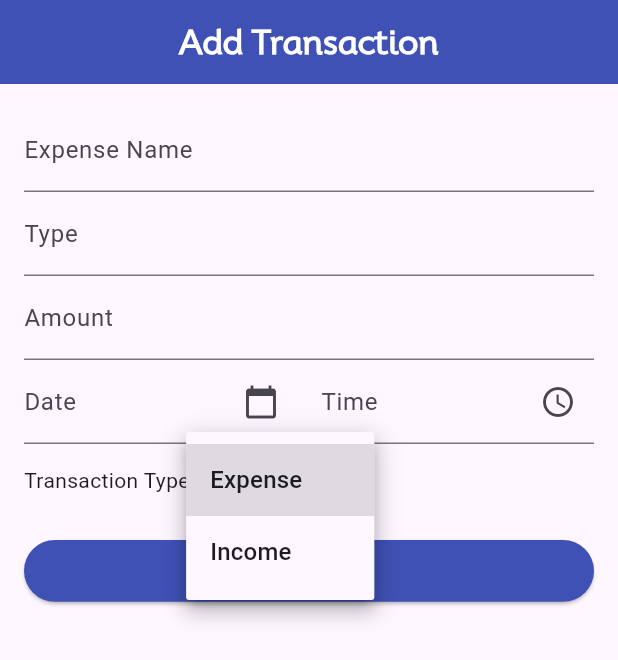
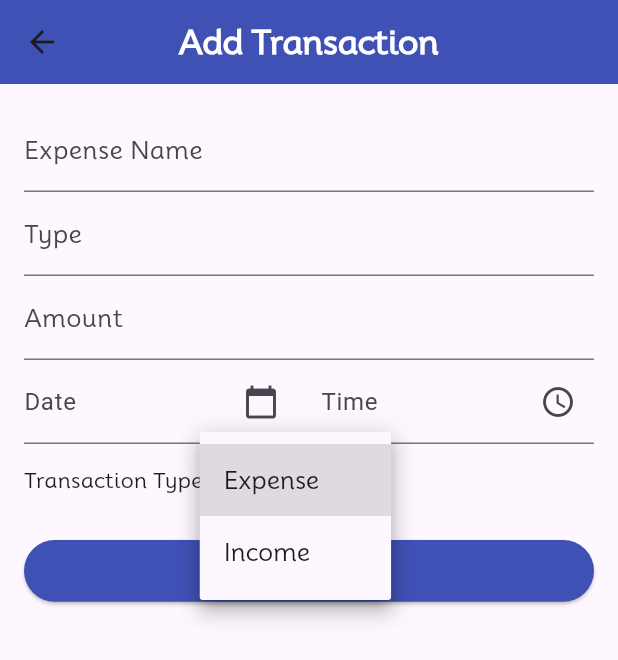
Before and after one commit to jeel-butani/HCD-Project, a Flutter app: the AddExpanse screen opened directly, after a tap on "Expense", on a phone screen of 412 x 824 dp. Shown: the top 660 px of the screen. Run offline on Flutter 3.47's test engine with Material 3 defaults, Android fonts, the phone set to English and light mode, and no system bars; our stand-ins replace cloud_firestore, firebase_auth, firebase_core, get; accounts and stored records are empty.

Commit message:
complete module1

```diff
--- a/family_management/lib/budget/add_expanse.dart
+++ b/family_management/lib/budget/add_expanse.dart
@@ -8,10 +8,12 @@ import 'package:get/get.dart';
 import '../firebase_api/add_transaction_api.dart';
 
 class AddExpanse extends StatefulWidget {
-  static String familyId = "TBmPjzN6DepMg6PJmnAT";
-  static String memberId = "vh7NdX3kI3jFG8rwl8fC";
-  const AddExpanse(
-      {super.key, required String familyId, required String memberId});
+  static String familyId = "";
+  static String memberId = "";
+  AddExpanse({super.key, required String familyId, required String memberId}) {
+    AddExpanse.familyId = familyId;
+    AddExpanse.memberId = memberId;
+  }
 
   @override
   State<AddExpanse> createState() => _AddExpanseState();
@@ -34,9 +36,10 @@ class _AddExpanseState extends State<AddExpanse> {
         title: Text(
           'Add Transaction',
           style: TextStyle(
-              fontFamily: 'MooliBold',
-              color: CompnentSize.boldTextColor,
-              fontWeight: FontWeight.w900),
+            fontFamily: 'Mooli',
+            color: CompnentSize.boldTextColor,
+            fontWeight: FontWeight.w900,
+          ),
         ),
         centerTitle: true,
       ),
@@ -52,6 +55,8 @@ class _AddExpanseState extends State<AddExpanse> {
                 decoration: InputDecoration(
                   labelText: 'Expense Name',
                   hintText: 'Food/ Shopping',
+                  labelStyle: TextStyle(fontFamily: 'Mooli'),
+                  hintStyle: TextStyle(fontFamily: 'Mooli'),
                 ),
                 validator: (value) {
                   if (value!.isEmpty) {
@@ -65,6 +70,8 @@ class _AddExpanseState extends State<AddExpanse> {
                 decoration: InputDecoration(
                   labelText: 'Type',
                   hintText: 'Cash/ Kotak/ HDFC/ GPay',
+                  labelStyle: TextStyle(fontFamily: 'Mooli'),
+                  hintStyle: TextStyle(fontFamily: 'Mooli'),
                 ),
                 validator: (value) {
                   if (value!.isEmpty) {
@@ -75,8 +82,12 @@ class _AddExpanseState extends State<AddExpanse> {
               ),
               TextFormField(
                 controller: _amountController,
-                decoration:
-                    InputDecoration(labelText: 'Amount', hintText: '10.0'),
+                decoration: InputDecoration(
+                  labelText: 'Amount',
+                  hintText: '10.0',
+                  labelStyle: TextStyle(fontFamily: 'Mooli'),
+                  hintStyle: TextStyle(fontFamily: 'Mooli'),
+                ),
                 keyboardType: TextInputType.number,
                 validator: (value) {
                   if (value!.isEmpty) {
@@ -100,8 +111,7 @@ class _AddExpanseState extends State<AddExpanse> {
                               context: context,
                               initialDate: DateTime.now(),
                               firstDate: DateTime(2000),
-                              lastDate: DateTime
-                                  .now(), // Only allow past and present dates
+                              lastDate: DateTime.now(),
                             );
                             if (pickedDate != null) {
                               setState(() {
@@ -155,7 +165,10 @@ class _AddExpanseState extends State<AddExpanse> {
               ),
               Row(
                 children: [
-                  Text('Transaction Type:'),
+                  Text(
+                    'Transaction Type:',
+                    style: TextStyle(fontFamily: 'Mooli'),
+                  ),
                   SizedBox(width: 10),
                   DropdownButton<bool>(
                     value: _isExpense,
@@ -167,22 +180,28 @@ class _AddExpanseState extends State<AddExpanse> {
                     items: [
                       DropdownMenuItem(
                         value: true,
-                        child: Text('Expense'),
+                        child: Text('Expense',
+                            style: TextStyle(fontFamily: 'Mooli')),
                       ),
                       DropdownMenuItem(
                         value: false,
-                        child: Text('Income'),
+                        child: Text('Income',
+                            style: TextStyle(fontFamily: 'Mooli')),
                       ),
                     ],
                   ),
                 ],
               ),
               SizedBox(height: 16.0),
-              UiHelper.customButton(() {
-                if (_formKey.currentState!.validate()) {
-                  addTarans();
-                }
-              }, 'submit', context),
+              UiHelper.customButton(
+                () {
+                  if (_formKey.currentState!.validate()) {
+                    addTarans();
+                  }
+                },
+                'submit',
+                context,
+              ),
             ],
           ),
         ),
--- a/family_management/lib/home.dart
+++ b/family_management/lib/home.dart
@@ -6,7 +6,7 @@ import 'package:get/get.dart';
 class Home extends StatelessWidget {
   static String familyId = "";
   static String memberId = "";
-  Home({super.key, required String familyId, required String memberId})  {
+  Home({super.key, required String familyId, required String memberId}) {
     Home.familyId = familyId;
     Home.memberId = memberId;
   }
@@ -35,6 +35,8 @@ class Home extends StatelessWidget {
                     padding: const EdgeInsets.symmetric(horizontal: 10),
                     child: GestureDetector(
                       onTap: () {
+                        // print('FamilyId: ' + Home.familyId);
+                        // print('memberId: ' + Home.memberId);
                         Get.off(() => HomeBudget(
                               familyId: Home.familyId,
                               memberId: Home.memberId,
--- a/family_management/lib/main.dart
+++ b/family_management/lib/main.dart
@@ -1,6 +1,7 @@
 import 'package:family_management/budget/add_expanse.dart';
 import 'package:family_management/budget/home_budget.dart';
 import 'package:family_management/firebase_options.dart';
+import 'package:family_management/signup_family.dart';
 import 'package:firebase_core/firebase_core.dart';
 import 'package:flutter/material.dart';
 import 'package:get/get.dart';
@@ -22,7 +23,7 @@ class MyApp extends StatelessWidget {
   Widget build(BuildContext context) {
     return const GetMaterialApp(
       debugShowCheckedModeBanner: false,
-      home: AddExpanse(familyId: "", memberId: "")
+      home: SignupFamily(),
     );
   }
 }
```
Also changed, not shown: family_management/lib/budget/home_budget.dart (+46 -18 lines), family_management/lib/login_member.dart (+4 -5 lines).
